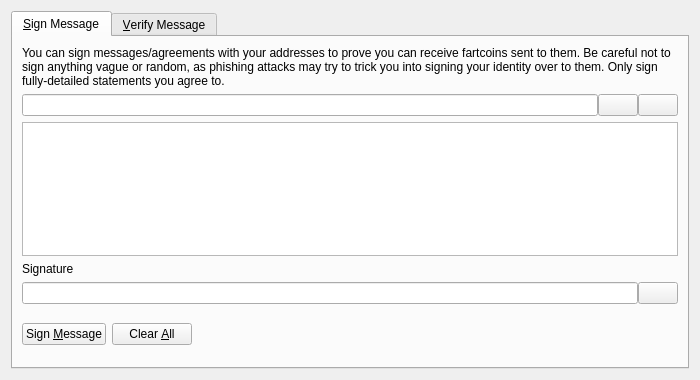
Above: src/qt/forms/signverifymessagedialog.ui from fartcoin-project/fartcoin before the change. Below: the same form after it.
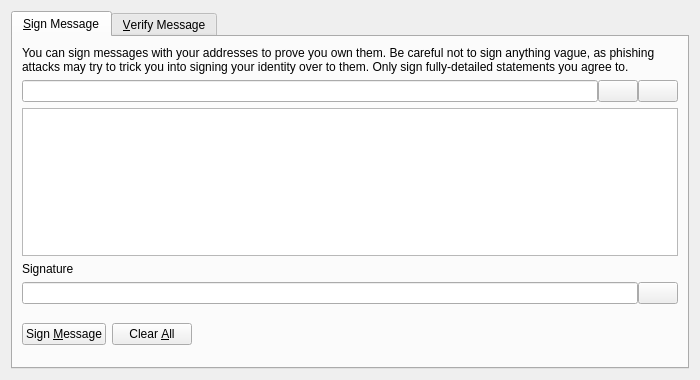
That is the form after the change. Icons and pictures are not drawn. Custom widgets are drawn as their Qt base class.

The edit to the form file:
```diff
--- a/src/qt/forms/signverifymessagedialog.ui
+++ b/src/qt/forms/signverifymessagedialog.ui
@@ -30,7 +30,7 @@
        <item>
         <widget class="QLabel" name="infoLabel_SM">
          <property name="text">
-          <string>You can sign messages/agreements with your addresses to prove you can receive fartcoins sent to them. Be careful not to sign anything vague or random, as phishing attacks may try to trick you into signing your identity over to them. Only sign fully-detailed statements you agree to.</string>
+          <string>You can sign messages with your addresses to prove you own them. Be careful not to sign anything vague, as phishing attacks may try to trick you into signing your identity over to them. Only sign fully-detailed statements you agree to.</string>
          </property>
          <property name="textFormat">
           <enum>Qt::PlainText</enum>
```
Left out of the diff: 27 changed lines with no effect on the pictures.
